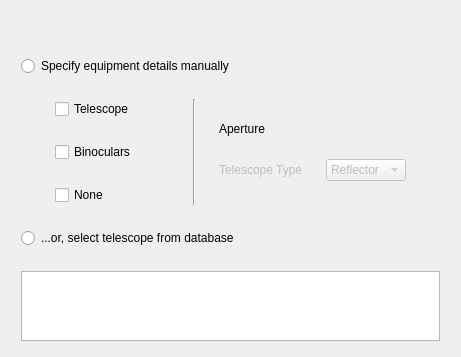
Qt form kstars/tools/whatsinteresting/wiequipsettings.ui (KDE/kstars) before a commit.
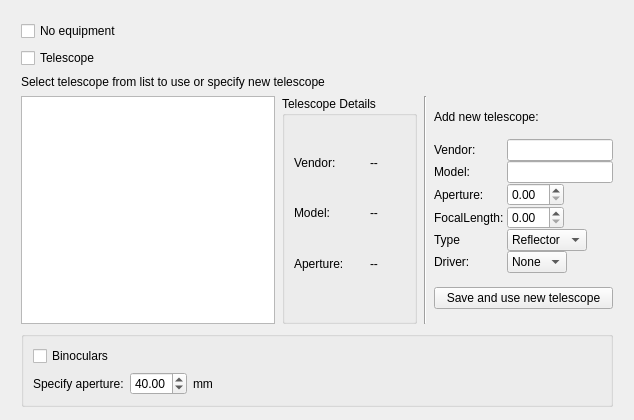
The same form after that commit. Custom widgets are drawn as their Qt base class.

Commit message: Added functionality to use telescope from the list view in WI settings dialog.

The edit to the form file:
```diff
--- a/kstars/tools/whatsinteresting/wiequipsettings.ui
+++ b/kstars/tools/whatsinteresting/wiequipsettings.ui
@@ -6,8 +6,8 @@
    <rect>
     <x>0</x>
     <y>0</y>
-    <width>461</width>
-    <height>290</height>
+    <width>634</width>
+    <height>420</height>
    </rect>
   </property>
   <property name="windowTitle">
@@ -21,18 +21,18 @@
     <number>15</number>
    </property>
    <property name="bottomMargin">
-    <number>7</number>
+    <number>4</number>
    </property>
    <item row="0" column="0">
     <layout class="QVBoxLayout" name="equipSettingsLayout">
      <property name="spacing">
-      <number>23</number>
+      <number>7</number>
      </property>
      <property name="leftMargin">
       <number>6</number>
      </property>
      <property name="topMargin">
-      <number>45</number>
+      <number>10</number>
      </property>
      <property name="rightMargin">
       <number>6</number>
@@ -41,90 +41,126 @@
       <number>9</number>
      </property>
      <item>
-      <widget class="QRadioButton" name="eqManualSelectButton">
+      <widget class="QCheckBox" name="kcfg_NoEquipCheck">
        <property name="text">
-        <string>Specify equipment details manually</string>
+        <string>No equipment</string>
+       </property>
+      </widget>
+     </item>
+     <item>
+      <widget class="QCheckBox" name="kcfg_TelescopeCheck">
+       <property name="text">
+        <string>Telescope</string>
+       </property>
+      </widget>
+     </item>
+     <item>
+      <widget class="QLabel" name="label">
+       <property name="text">
+        <string>Select telescope from list to use or specify new telescope</string>
        </property>
       </widget>
      </item>
      <item>
       <layout class="QHBoxLayout" name="horizontalLayout">
        <item>
-        <spacer name="horizontalSpacer">
-         <property name="orientation">
-          <enum>Qt::Horizontal</enum>
-         </property>
-         <property name="sizeHint" stdset="0">
-          <size>
-           <width>40</width>
-           <height>20</height>
-          </size>
-         </property>
-        </spacer>
+        <widget class="QListWidget" name="scopeListWidget"/>
        </item>
        <item>
-        <layout class="QVBoxLayout" name="verticalLayout">
-         <item>
-          <spacer name="verticalSpacer">
-           <property name="orientation">
-            <enum>Qt::Vertical</enum>
-           </property>
-           <property name="sizeHint" stdset="0">
-            <size>
-             <width>20</width>
-             <height>40</height>
-            </size>
-           </property>
-          </spacer>
-         </item>
-         <item>
-          <widget class="QCheckBox" name="kcfg_TelescopeCheck">
-           <property name="text">
-            <string>Telescope</string>
-           </property>
-          </widget>
-         </item>
-         <item>
-          <widget class="QCheckBox" name="kcfg_BinocularsCheck">
-           <property name="text">
-            <string>Binoculars</string>
-           </property>
-          </widget>
-         </item>
-         <item>
-          <widget class="QCheckBox" name="kcfg_NoEquipCheck">
-           <property name="text">
-            <string>None</string>
-           </property>
-          </widget>
-         </item>
-         <item>
-          <spacer name="verticalSpacer_3">
-           <property name="orientation">
-            <enum>Qt::Vertical</enum>
-           </property>
-           <property name="sizeHint" stdset="0">
-            <size>
-             <width>20</width>
-             <height>40</height>
-            </size>
-           </property>
-          </spacer>
-         </item>
-        </layout>
-       </item>
-       <item>
-        <spacer name="horizontalSpacer_3">
-         <property name="orientation">
-          <enum>Qt::Horizontal</enum>
+        <widget class="QGroupBox" name="groupBox">
+         <property name="title">
+          <string>Telescope Details</string>
          </property>
-         <property name="sizeHint" stdset="0">
-          <size>
-           <width>40</width>
-           <height>20</height>
-          </size>
-         </property>
-        </spacer>
+         <layout class="QGridLayout" name="gridLayout">
+          <property name="bottomMargin">
+           <number>50</number>
+          </property>
+          <item row="4" column="1">
+           <spacer name="verticalSpacer_4">
+            <property name="orientation">
+             <enum>Qt::Vertical</enum>
+            </property>
+            <property name="sizeHint" stdset="0">
+             <size>
+              <width>20</width>
+              <height>40</height>
+             </size>
+            </property>
+           </spacer>
+          </item>
+          <item row="5" column="2">
+           <widget class="QLabel" name="apertureText">
+            <property name="text">
+             <string>--        </string>
+            </property>
+           </widget>
+          </item>
+          <item row="2" column="1">
+           <spacer name="verticalSpacer_3">
+            <property name="orientation">
+             <enum>Qt::Vertical</enum>
+            </property>
+            <property name="sizeHint" stdset="0">
+             <size>
+              <width>20</width>
+              <height>40</height>
+             </size>
+            </property>
+           </spacer>
+          </item>
+          <item row="3" column="2">
+           <widget class="QLabel" name="modelText">
+            <property name="text">
+             <string>--        </string>
+            </property>
+           </widget>
+          </item>
+          <item row="0" column="1">
+           <spacer name="verticalSpacer">
+            <property name="orientation">
+             <enum>Qt::Vertical</enum>
+            </property>
+            <property name="sizeHint" stdset="0">
+             <size>
+              <width>20</width>
+              <height>40</height>
+             </size>
+            </property>
+           </spacer>
+          </item>
+          <item row="1" column="2">
+           <widget class="QLabel" name="vendorText">
+            <property name="text">
+             <string>--        </string>
+            </property>
+           </widget>
+          </item>
+          <item row="3" column="0">
+           <widget class="QLabel" name="scopeModelText">
+            <property name="text">
+             <string>Model:</string>
+            </property>
+           </widget>
+          </item>
+          <item row="1" column="0">
+           <widget class="QLabel" name="scopeVendorText">
+            <property name="text">
+             <string>Vendor: </string>
+            </property>
+            <property name="alignment">
+             <set>Qt::AlignLeading|Qt::AlignLeft|Qt::AlignVCenter</set>
+            </property>
+           </widget>
+          </item>
+          <item row="5" column="0">
+           <widget class="QLabel" name="scopeApertureText">
+            <property name="text">
+             <string>Aperture:</string>
+            </property>
+           </widget>
+          </item>
+         </layout>
+        </widget>
        </item>
        <item>
         <widget class="Line" name="line">
@@ -134,8 +170,31 @@
         </widget>
        </item>
        <item>
-        <layout class="QGridLayout" name="gridLayout">
-         <item row="3" column="0">
+        <layout class="QVBoxLayout" name="newScopeLayout">
+         <property name="spacing">
+          <number>0</number>
+         </property>
+         <item>
+          <spacer name="verticalSpacer_9">
+           <property name="orientation">
+            <enum>Qt::Vertical</enum>
+           </property>
+           <property name="sizeHint" stdset="0">
+            <size>
+             <width>20</width>
+             <height>40</height>
+            </size>
+           </property>
+          </spacer>
+         </item>
+         <item>
+          <widget class="QLabel" name="label_7">
+           <property name="text">
+            <string>Add new telescope:</string>
+           </property>
+          </widget>
+         </item>
+         <item>
           <spacer name="verticalSpacer_6">
            <property name="orientation">
             <enum>Qt::Vertical</enum>
@@ -148,48 +207,91 @@
            </property>
           </spacer>
          </item>
-         <item row="1" column="0">
-          <widget class="QLabel" name="apertureText">
-           <property name="text">
-            <string>Aperture</string>
+         <item>
+          <layout class="QFormLayout" name="scopeDetailsLayout_3">
+           <property name="fieldGrowthPolicy">
+            <enum>QFormLayout::ExpandingFieldsGrow</enum>
            </property>
-          </widget>
-         </item>
-         <item row="2" column="1">
-          <widget class="KComboBox" name="telescopeType">
-           <property name="enabled">
-            <bool>false</bool>
-           </property>
-           <item>
-            <property name="text">
-             <string>Reflector</string>
-            </property>
+           <item row="0" column="0">
+            <widget class="QLabel" name="vendorLabel">
+             <property name="text">
+              <string>Vendor: </string>
+             </property>
+            </widget>
            </item>
-           <item>
-            <property name="text">
-             <string>Refractor</string>
-            </property>
+           <item row="0" column="1">
+            <widget class="QLineEdit" name="vendorLineEdit"/>
            </item>
-          </widget>
+           <item row="1" column="0">
+            <widget class="QLabel" name="modelLabel">
+             <property name="text">
+              <string>Model: </string>
+             </property>
+            </widget>
+           </item>
+           <item row="1" column="1">
+            <widget class="QLineEdit" name="modelLineEdit"/>
+           </item>
+           <item row="2" column="0">
+            <widget class="QLabel" name="apertureLabel">
+             <property name="text">
+              <string>Aperture: </string>
+             </property>
+            </widget>
+           </item>
+           <item row="2" column="1">
+            <widget class="QDoubleSpinBox" name="apertureSpinBox"/>
+           </item>
+           <item row="4" column="0">
+            <widget class="QLabel" name="focalLengthLabel">
+             <property name="text">
+              <string>FocalLength: </string>
+             </property>
+            </widget>
+           </item>
+           <item row="4" column="1">
+            <widget class="QDoubleSpinBox" name="focalLengthSpinBox"/>
+           </item>
+           <item row="7" column="0">
+            <widget class="QLabel" name="driverLabel_2">
+             <property name="text">
+              <string>Driver:</string>
+             </property>
+            </widget>
+           </item>
+           <item row="7" column="1">
+            <widget class="QComboBox" name="driverComboBox_2">
+             <item>
+              <property name="text">
+               <string>None</string>
+              </property>
+             </item>
+            </widget>
+           </item>
+           <item row="5" column="1">
+            <widget class="QComboBox" name="typeComboBox">
+             <item>
+              <property name="text">
+               <string>Reflector</string>
+              </property>
+             </item>
+             <item>
+              <property name="text">
+               <string>Refractor</string>
+              </property>
+             </item>
+            </widget>
+           </item>
+           <item row="5" column="0">
+            <widget class="QLabel" name="typeLabel">
+             <property name="text">
+              <string>Type</string>
+             </property>
+            </widget>
+           </item>
+          </layout>
          </item>
-         <item row="2" column="0">
-          <widget class="QLabel" name="telTypeText">
-           <property name="enabled">
-            <bool>false</bool>
-           </property>
-           <property name="text">
-            <string>Telescope Type</string>
-           </property>
-          </widget>
-         </item>
-         <item row="1" column="1">
-          <widget class="KDoubleNumInput" name="kcfg_Aperture">
-           <property name="value">
-            <double>30.000000000000000</double>
-           </property>
-          </widget>
-         </item>
-         <item row="0" column="0">
+         <item>
           <spacer name="verticalSpacer_7">
            <property name="orientation">
             <enum>Qt::Vertical</enum>
@@ -202,7 +304,14 @@
            </property>
           </spacer>
          </item>
-         <item row="0" column="1">
+         <item>
+          <widget class="QPushButton" name="pushButton">
+           <property name="text">
+            <string>Save and use new telescope</string>
+           </property>
+          </widget>
+         </item>
+         <item>
           <spacer name="verticalSpacer_8">
            <property name="orientation">
             <enum>Qt::Vertical</enum>
@@ -215,62 +324,68 @@
            </property>
           </spacer>
          </item>
-         <item row="3" column="1">
-          <spacer name="verticalSpacer_9">
-           <property name="orientation">
-            <enum>Qt::Vertical</enum>
-           </property>
-           <property name="sizeHint" stdset="0">
-            <size>
-             <width>20</width>
-             <height>40</height>
-            </size>
-           </property>
-          </spacer>
-         </item>
         </layout>
        </item>
-       <item>
-        <spacer name="horizontalSpacer_2">
-         <property name="orientation">
-          <enum>Qt::Horizontal</enum>
-         </property>
-         <property name="sizeHint" stdset="0">
-          <size>
-           <width>40</width>
-           <height>38</height>
-          </size>
-         </property>
-        </spacer>
-       </item>
       </layout>
      </item>
      <item>
-      <widget class="QRadioButton" name="scopeDBSelectButton">
-       <property name="text">
-        <string>...or, select telescope from database</string>
+      <widget class="QGroupBox" name="binoGroupBox">
+       <property name="title">
+        <string/>
        </property>
+       <layout class="QVBoxLayout" name="verticalLayout_3">
+        <item>
+         <widget class="QCheckBox" name="kcfg_BinocularsCheck">
+          <property name="text">
+           <string>Binoculars</string>
+          </property>
+         </widget>
+        </item>
+        <item>
+         <layout class="QHBoxLayout" name="horizontalLayout_7">
+          <item>
+           <widget class="QLabel" name="binoApertureText">
+            <property name="text">
+             <string>Specify aperture:</string>
+            </property>
+           </widget>
+          </item>
+          <item>
+           <widget class="QDoubleSpinBox" name="kcfg_BinocularsAperture">
+            <property name="value">
+             <double>40.000000000000000</double>
+            </property>
+           </widget>
+          </item>
+          <item>
+           <widget class="QLabel" name="binoApertureUnit">
+            <property name="text">
+             <string>mm</string>
+            </property>
+           </widget>
+          </item>
+          <item>
+           <spacer name="horizontalSpacer_2">
+            <property name="orientation">
+             <enum>Qt::Horizontal</enum>
+            </property>
+            <property name="sizeHint" stdset="0">
+             <size>
+              <width>40</width>
+              <height>20</height>
+             </size>
+            </property>
+           </spacer>
+          </item>
+         </layout>
+        </item>
+       </layout>
       </widget>
      </item>
-     <item>
-      <widget class="QListWidget" name="scopeListWidget"/>
-     </item>
     </layout>
    </item>
   </layout>
  </widget>
- <customwidgets>
-  <customwidget>
-   <class>KDoubleNumInput</class>
-   <extends>QWidget</extends>
-   <header>knuminput.h</header>
-  </customwidget>
-  <customwidget>
-   <class>KComboBox</class>
-   <extends>QComboBox</extends>
-   <header>kcombobox.h</header>
-  </customwidget>
- </customwidgets>
  <resources/>
  <connections/>
 </ui>
```
The commit also changes 3 other files.
